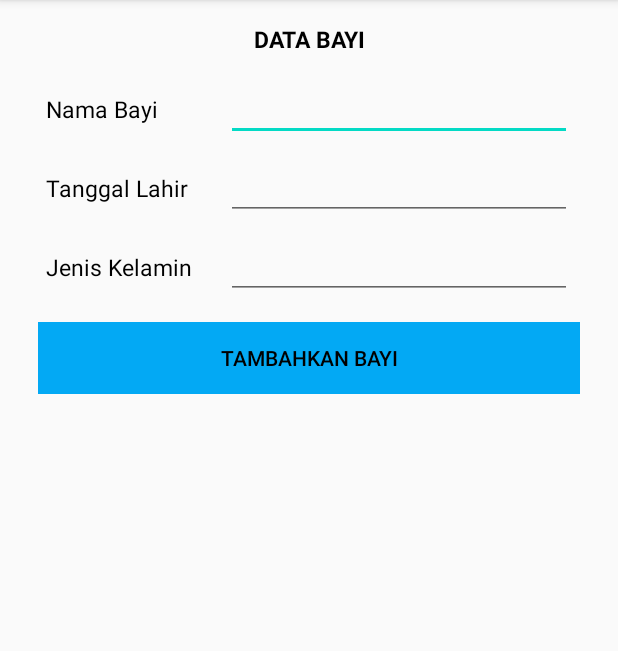
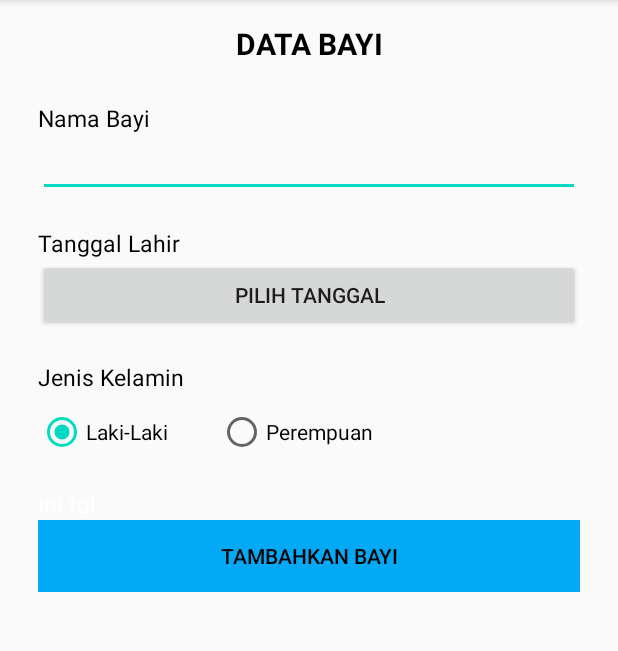
Before and after one commit to ProjectPosyandu/MyPosyandu, an Android app: the TambahBayiActivity screen opened directly, with no data from a screen before it, on a phone screen of 412 x 824 dp, the part 84-735 px from its top. Run offline under Robolectric (Android 15) with nearby library versions, the phone set to English and light mode, and no system bars.

Commit message:
tambah bayi

```diff
--- a/app/src/main/java/com/example/myposyandu/TambahBayiActivity.java
+++ b/app/src/main/java/com/example/myposyandu/TambahBayiActivity.java
@@ -2,6 +2,7 @@ package com.example.myposyandu;
 
 import androidx.appcompat.app.AppCompatActivity;
 
+import android.app.DatePickerDialog;
 import android.app.ProgressDialog;
 import android.content.Context;
 import android.content.Intent;
@@ -9,8 +10,12 @@ import android.os.Bundle;
 import android.util.Log;
 import android.view.View;
 import android.widget.Button;
+import android.widget.DatePicker;
 import android.widget.EditText;
+import android.widget.RadioButton;
+import android.widget.RadioGroup;
 import android.widget.Spinner;
+import android.widget.TextView;
 import android.widget.Toast;
 
 import com.example.myposyandu.helper.ApiService;
@@ -20,6 +25,9 @@ import org.json.JSONException;
 import org.json.JSONObject;
 
 import java.io.IOException;
+import java.text.SimpleDateFormat;
+import java.util.Calendar;
+import java.util.Locale;
 
 import okhttp3.ResponseBody;
 import retrofit2.Call;
@@ -28,12 +36,21 @@ import retrofit2.Response;
 
 public class TambahBayiActivity extends AppCompatActivity {
     Button btnTambah;
-    EditText etNama, etLahir, etJenis;
+    EditText etNama;
+    TextView tvId, tvTgl;
 
     ProgressDialog loading;
 
     Context mContext;
     ApiService mApiService;
+    SharedPrefManager sharedPrefManager;
+
+    private DatePickerDialog datePickerDialog;
+    private SimpleDateFormat dateFormatter;
+    private Button btDatePicker;
+
+    RadioGroup rgGender;
+    RadioButton cowok, cewek;
 
     @Override
     protected void onCreate(Bundle savedInstanceState) {
@@ -41,7 +58,49 @@ public class TambahBayiActivity extends AppCompatActivity {
         setContentView(R.layout.activity_tambah_bayi);
 
         inItComponents();
-        buttonClick();
+        sharedPrefManager = new SharedPrefManager(this);
+        String id = sharedPrefManager.getSpId();
+        tvId.setText(id);
+
+        //pilih tanggal
+        dateFormatter = new SimpleDateFormat("yyyy-MM-dd", Locale.US);
+        btDatePicker.setOnClickListener(new View.OnClickListener() {
+            @Override
+            public void onClick(View view) {
+                showDateDialog();
+            }
+        });
+
+
+        btnTambah.setOnClickListener(new View.OnClickListener() {
+            @Override
+            public void onClick(View v) {
+                loading = ProgressDialog.show(mContext, null, "Harap Tunggu...", true, false);
+                String nama_bayi = etNama.getText().toString().trim();
+                String tgl_lahir = tvTgl.getText().toString().trim();
+                String jenis_kelamin = null;
+                String id = sharedPrefManager.getSpId();
+//                String id_u = tvId.getText().toString().trim();
+//                int id_user=Integer.parseInt(id_u);
+
+                if(cowok.isChecked()){
+                    jenis_kelamin = "Laki-Laki";
+                }else if(cewek.isChecked()){
+                    jenis_kelamin = "Perempuan";
+                }else{
+                    Toast.makeText(getApplicationContext(), "Tidak Ada Yang Dipilih", Toast.LENGTH_SHORT).show();
+                }
+
+//                Toast.makeText(mContext,"Clicked "+jenis_kelamin+" "+tgl_lahir, Toast.LENGTH_SHORT).show();
+
+                if ( nama_bayi.isEmpty() || tgl_lahir.isEmpty() || jenis_kelamin.isEmpty()){
+                    showMessage("Field belum terisi. Mohon lengkapi semua field isian diatas");
+                }else {
+                    inputBayi(nama_bayi,tgl_lahir,jenis_kelamin,id);
+                }
+
+            }
+        });
     }
 
     private void inItComponents() {
@@ -49,31 +108,48 @@ public class TambahBayiActivity extends AppCompatActivity {
         mApiService = UtilsApi.getAPIService();
 
         etNama = findViewById(R.id.daNama);
-        etLahir = findViewById(R.id.daLahir);
-        etJenis = findViewById(R.id.daJenis);
+        btDatePicker = (Button) findViewById(R.id.btnTanggal);
+        rgGender = (RadioGroup) findViewById(R.id.rbJenis);
+        cowok = (RadioButton) findViewById(R.id.rbCowok);
+        cewek = (RadioButton) findViewById(R.id.rbCewek);
+        tvId = findViewById(R.id.tvId);
+        tvTgl = findViewById(R.id.tvTgl);
+
         btnTambah = findViewById(R.id.btnTambah);
     }
 
-    private void buttonClick() {
-        btnTambah.setOnClickListener(new View.OnClickListener() {
+    private void showDateDialog(){
+
+        /**Calendar untuk mendapatkan tanggal sekarang*/
+        Calendar newCalendar = Calendar.getInstance();
+
+        /**Initiate DatePicker dialog*/
+        datePickerDialog = new DatePickerDialog(this, new DatePickerDialog.OnDateSetListener() {
+
             @Override
-            public void onClick(View v) {
-                loading = ProgressDialog.show(mContext, null, "Harap Tunggu...", true, false);
-                String nama_bayi = etNama.getText().toString().trim();
-                String tgl_lahir = etLahir.getText().toString().trim();
-                String jenis_kelamin = etJenis.getText().toString().trim();
-                if ( nama_bayi.isEmpty() || tgl_lahir.isEmpty() || jenis_kelamin.isEmpty()){
-                    showMessage("Field belum terisi. Mohon lengkapi semua field isian diatas");
-                }else {
-                    inputBayi(nama_bayi,tgl_lahir,jenis_kelamin);
-                }
+            public void onDateSet(DatePicker view, int year, int monthOfYear, int dayOfMonth) {
 
+                /**Method ini dipanggil saat kita selesai memilih tanggal di DatePicker
+                 * Set Calendar untuk menampung tanggal yang dipilih */
+                Calendar newDate = Calendar.getInstance();
+                newDate.set(year, monthOfYear, dayOfMonth);
+
+                /**Update TextView dengan tanggal yang kita pilih */
+                String tgl = dateFormatter.format(newDate.getTime());
+                btDatePicker.setText(tgl);
+                tvTgl.setText(tgl);
+//                String tgl_lahir = dateFormatter.format(newDate.getTime());
+//                Toast.makeText(mContext, "Tanggal"+tgl_lahir, Toast.LENGTH_SHORT).show();
             }
-        });
+
+        },newCalendar.get(Calendar.YEAR), newCalendar.get(Calendar.MONTH), newCalendar.get(Calendar.DAY_OF_MONTH));
+
+        /**Tampilkan DatePicker dialog*/
+        datePickerDialog.show();
     }
 
-    private void inputBayi(final String nama_bayi, final String tgl_lahir, final String jenis_kelamin) {
-        mApiService.inputBayiRequest(nama_bayi,tgl_lahir,jenis_kelamin)
+    private void inputBayi(final String nama_bayi, final String tgl_lahir, final String jenis_kelamin,final String id) {
+        mApiService.inputBayiRequest(nama_bayi,tgl_lahir,jenis_kelamin, id)
                 .enqueue(new Callback<ResponseBody>() {
                     @Override
                     public void onResponse(Call<ResponseBody> call, Response<ResponseBody> response) {
--- a/app/src/main/java/com/example/myposyandu/helper/ApiService.java
+++ b/app/src/main/java/com/example/myposyandu/helper/ApiService.java
@@ -26,7 +26,8 @@ public interface ApiService {
     @POST("InputBayi.php")
     Call<ResponseBody> inputBayiRequest(@Field("nama_bayi") String nama_bayi,
                                        @Field("tgl_lahir") String tgl_lahir,
-                                       @Field("jenis_kelamin") String jenis_kelamin);
+                                       @Field("jenis_kelamin") String jenis_kelamin,
+                                        @Field("id") String id);
 
     @FormUrlEncoded
     @POST("tampilAkun.php")
--- a/app/src/main/java/com/example/myposyandu/helper/UtilsApi.java
+++ b/app/src/main/java/com/example/myposyandu/helper/UtilsApi.java
@@ -4,7 +4,7 @@ package com.example.myposyandu.helper;
 public class UtilsApi {
     // 10.0.2.2 ini adalah localhost.
     // bisa juga di masukan dengan IP address kalian
-//    public static final String BASE_URL_API = "http://192.168.1.10/Api_Android/";
+//    public static final String BASE_URL_API = "http://192.168.1.4/Api_Android/";
     public static final String BASE_URL_API = "http://192.168.43.216/Api_Android/";
 
     // Mendeklarasikan Interface BaseApiService
--- a/app/src/main/res/drawable/side_nav_bar.xml
+++ b/app/src/main/res/drawable/side_nav_bar.xml
@@ -2,8 +2,8 @@
     android:shape="rectangle">
     <gradient
         android:angle="135"
-        android:centerColor="#009688"
-        android:endColor="#00695C"
+        android:centerColor="#03A9F4"
+        android:endColor="#2196F3"
         android:startColor="#4DB6AC"
         android:type="linear" />
 </shape>
--- a/app/src/main/res/layout/activity_tambah_bayi.xml
+++ b/app/src/main/res/layout/activity_tambah_bayi.xml
@@ -3,6 +3,7 @@
     xmlns:android="http://schemas.android.com/apk/res/android"
     android:layout_width="match_parent"
     android:layout_height="wrap_content">
+
     <LinearLayout
         android:layout_width="match_parent"
         android:layout_height="match_parent"
@@ -12,80 +13,90 @@
         <LinearLayout
             android:layout_width="match_parent"
             android:layout_height="wrap_content"
+            android:layout_marginLeft="25dp"
+            android:layout_marginRight="25dp"
             android:orientation="vertical">
             <TextView
                 android:layout_width="match_parent"
                 android:layout_height="wrap_content"
                 android:text="DATA BAYI"
-                android:textSize="15sp"
+                android:textSize="20dp"
+                android:layout_marginBottom="25dp"
                 android:gravity="center"
                 android:textStyle="bold"
                 android:textColor="#000"/>
-            <TableLayout
+            <TextView
                 android:layout_width="match_parent"
                 android:layout_height="wrap_content"
-                android:layout_marginTop="10dp"
-                android:layout_marginLeft="25dp"
-                android:layout_marginRight="25dp"
-                android:layout_marginBottom="10dp">
-
-                <TableRow
-                    android:layout_margin="5dp">
-                    <TextView
-                        android:layout_width="120dp"
-                        android:layout_height="wrap_content"
-                        android:layout_weight="0"
                 android:text="Nama Bayi"
                 android:textSize="15sp"
                 android:textColor="#000" />
 
             <EditText
                 android:id="@+id/daNama"
-                        android:layout_width="wrap_content"
+                android:layout_width="match_parent"
                 android:layout_height="wrap_content"
-                        android:layout_weight="1"
                 android:textSize="15sp"
                 android:textColor="#000" />
-                </TableRow>
-
-                <TableRow
-                    android:layout_margin="5dp">
             <TextView
-                        android:layout_width="120dp"
+                android:layout_width="match_parent"
                 android:layout_height="wrap_content"
-                        android:layout_weight="0"
+                android:layout_marginTop="20dp"
                 android:text="Tanggal Lahir"
                 android:textSize="15sp"
                 android:textColor="#000" />
-
-                    <EditText
-                        android:id="@+id/daLahir"
-                        android:layout_width="wrap_content"
+            <Button
+                android:id="@+id/btnTanggal"
+                android:text="Pilih Tanggal"
+                android:layout_width="match_parent"
+                android:layout_height="wrap_content" />
+            <TextView
+                android:layout_width="match_parent"
                 android:layout_height="wrap_content"
-                        android:layout_weight="1"
-                        android:textSize="15sp"
-                        android:textColor="#000" />
-                </TableRow>
-
-                <TableRow
-                    android:layout_margin="5dp">
-                    <TextView
-                        android:layout_width="120dp"
-                        android:layout_height="wrap_content"
-                        android:layout_weight="0"
+                android:layout_marginTop="20dp"
                 android:text="Jenis Kelamin"
                 android:textSize="15sp"
                 android:textColor="#000" />
 
-                    <EditText
-                        android:id="@+id/daJenis"
+            <RadioGroup
+                android:layout_marginTop="10dp"
+                android:id="@+id/rbJenis"
+                android:checked="true"
+                android:orientation="horizontal"
+                android:layout_width="wrap_content"
+                android:layout_height="wrap_content">
+
+                <RadioButton
+                    android:id="@+id/rbCowok"
                     android:layout_width="wrap_content"
                     android:layout_height="wrap_content"
-                        android:layout_weight="1"
+                    android:checked="true"
+                    android:text="Laki-Laki          " />
+
+                <RadioButton
+                    android:id="@+id/rbCewek"
+                    android:layout_width="wrap_content"
+                    android:layout_height="wrap_content"
+                    android:text="Perempuan" />
+            </RadioGroup>
+
+            <TextView
+                android:id="@+id/tvId"
+                android:layout_width="120dp"
+                android:layout_height="wrap_content"
+                android:layout_weight="0"
+                android:text="ini id"
                 android:textSize="15sp"
-                        android:textColor="#000" />
-                </TableRow>
-            </TableLayout>
+                android:textColor="#fff" />
+            <TextView
+                android:id="@+id/tvTgl"
+                android:layout_width="120dp"
+                android:layout_height="wrap_content"
+                android:layout_weight="0"
+                android:text="ini tgl"
+                android:textSize="15sp"
+                android:textColor="#fff" />
+
         </LinearLayout>
 
         <Button
```
Lines whose indentation alone changed are shown as unchanged.
